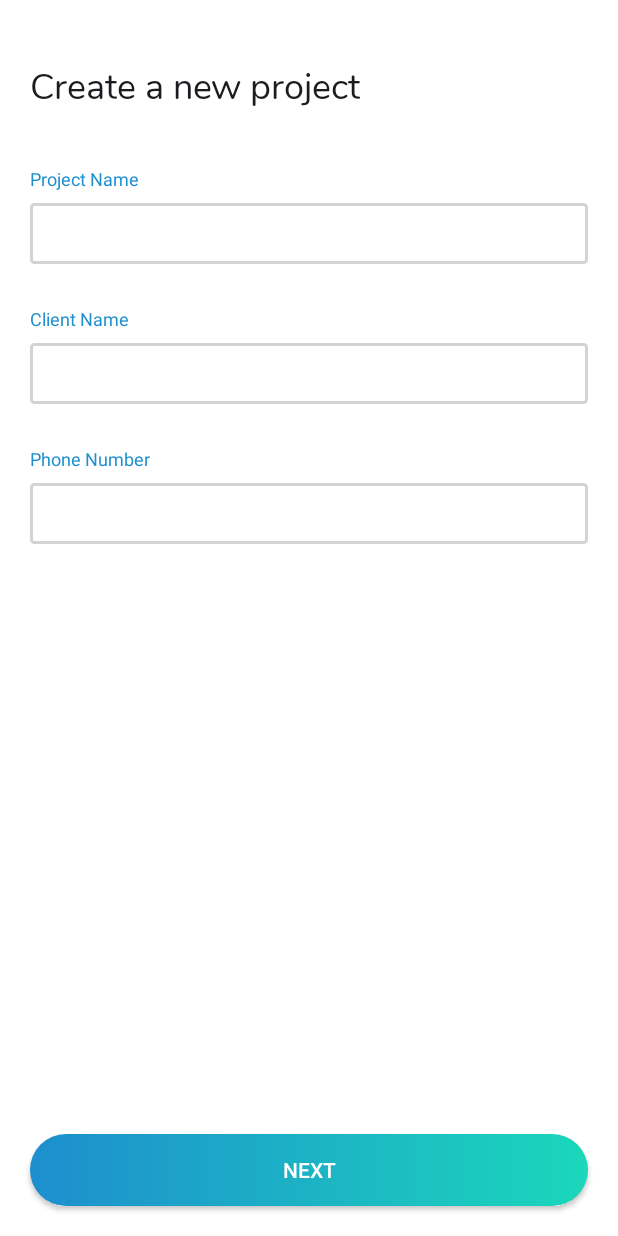
After one commit to skkryptgames/SMAR, an Android app: the fragment EditProjectFragment shown on its own in the app's theme, on a phone screen of 412 x 824 dp. The commit adds this screen. Run offline under Robolectric (Android 15) with nearby library versions, the light colour scheme and no system bars; our stand-ins replace Firebase (no records; nobody signed in at launch, a user with empty details on screens opened directly); 2 statements that could not run were skipped.

Commit message:
smar-with comments and activities

```diff
--- a/app/src/main/java/com/example/smar/ArchievedProjectsTasksAdapter.java
+++ b/app/src/main/java/com/example/smar/ArchievedProjectsTasksAdapter.java
@@ -17,14 +17,14 @@ import com.squareup.picasso.Picasso;
 
 import java.util.ArrayList;
 
-import static com.example.smar.AdminTasksPage.getProjectId;
+
 
 
 public class ArchievedProjectsTasksAdapter extends RecyclerView.Adapter<ArchievedProjectsTasksAdapter.ClientViewHolder> {
 
     private ArrayList<Client> titles;
     Context context;
-    String pId=getProjectId();
+
 
 
 
--- a/app/src/main/java/com/example/smar/ClientAdapterNoClick.java
+++ b/app/src/main/java/com/example/smar/ClientAdapterNoClick.java
@@ -18,7 +18,7 @@ import com.squareup.picasso.Picasso;
 
 import java.util.ArrayList;
 
-import static com.example.smar.AdminTasksPage.getProjectId;
+
 
 public class ClientAdapterNoClick extends RecyclerView.Adapter<ClientAdapterNoClick.ClientViewHolder> {
 
--- a/app/src/main/java/com/example/smar/CreateNewProjectFragment.java
+++ b/app/src/main/java/com/example/smar/CreateNewProjectFragment.java
@@ -94,6 +94,8 @@ public class CreateNewProjectFragment extends Fragment {
                                 Bundle bundle=new Bundle();
                                 bundle.putString("projectTitle",pName.getText().toString());
                                 bundle.putString("projectKey",key);
+                                bundle.putString("status","create");
+                                bundle.putString("userId",uid);
                                 fragment.setArguments(bundle);
                                 fragmentTransaction.replace(R.id.fragment_container,fragment);
                                 fragmentTransaction.addToBackStack("hello");
--- /dev/null
+++ b/app/src/main/java/com/example/smar/EditProjectFragment.java
@@ -0,0 +1,95 @@
+package com.example.smar;
+
+import android.os.Bundle;
+import android.view.LayoutInflater;
+import android.view.View;
+import android.view.ViewGroup;
+import android.widget.Button;
+import android.widget.EditText;
+
+import androidx.annotation.NonNull;
+import androidx.annotation.Nullable;
+import androidx.fragment.app.Fragment;
+import androidx.fragment.app.FragmentTransaction;
+
+import com.google.firebase.database.DataSnapshot;
+import com.google.firebase.database.DatabaseError;
+import com.google.firebase.database.FirebaseDatabase;
+import com.google.firebase.database.ValueEventListener;
+
+import java.util.HashMap;
+
+public class EditProjectFragment extends Fragment {
+    String uid,pid;
+    String projectName,clientName,clientNumber;
+    EditText pName,cName,cNumber;
+    Button button;
+
+
+    @Nullable
+    @Override
+    public View onCreateView(@NonNull LayoutInflater inflater, @Nullable ViewGroup container, @Nullable Bundle savedInstanceState) {
+        View view=inflater.inflate(R.layout.create_new_project_layout,container,false);
+
+        pName=view.findViewById(R.id.smar_edittext_projectname);
+        cName=view.findViewById(R.id.smar_edittext_clientname);
+        cNumber=view.findViewById(R.id.smar_edittext_phonenumber);
+
+        Bundle bundle=getArguments();
+
+        pid=bundle.getString("projectId");
+        uid=bundle.getString("userId");
+
+        FirebaseDatabase.getInstance().getReference("users").child(uid).child("projects").child(pid).addListenerForSingleValueEvent(new ValueEventListener() {
+            @Override
+            public void onDataChange(@NonNull DataSnapshot dataSnapshot) {
+                projectName=dataSnapshot.child("projectName").getValue(String.class);
+                clientName=dataSnapshot.child("clientName").getValue(String.class);
+                clientNumber=dataSnapshot.child("clientNumber").getValue(String.class);
+                pName.setText(projectName);
+                cName.setText(clientName);
+                cNumber.setText(clientNumber);
+            }
+
+            @Override
+            public void onCancelled(@NonNull DatabaseError databaseError) {
+
+            }
+        });
+
+
+        return view;
+    }
+
+    @Override
+    public void onViewCreated(@NonNull View view, @Nullable Bundle savedInstanceState) {
+        super.onViewCreated(view, savedInstanceState);
+
+
+
+        button=view.findViewById(R.id.smar_button_newprojectnext);
+
+        button.setOnClickListener(new View.OnClickListener() {
+            @Override
+            public void onClick(View view) {
+                HashMap<String,Object> a =new HashMap<>();
+                a.put("projectName",pName.getText().toString());
+                a.put("clientName",cName.getText().toString());
+                a.put("clientNumber",cNumber.getText().toString());
+
+                FirebaseDatabase.getInstance().getReference("users").child(uid).child("projects").child(pid).updateChildren(a);
+
+                Fragment fragment=new NewProjectStartDateFragment();
+                Bundle bundle=new Bundle();
+                bundle.putString("projectTitle",pName.getText().toString());
+                bundle.putString("projectKey",pid);
+                bundle.putString("status","update");
+                bundle.putString("userId",uid);
+                fragment.setArguments(bundle);
+                getFragmentManager().beginTransaction().replace(R.id.fragment_container,fragment).addToBackStack(null).commit();
+            }
+        });
+
+
+    }
+}
--- a/app/src/main/java/com/example/smar/PhotoAdapter.java
+++ b/app/src/main/java/com/example/smar/PhotoAdapter.java
@@ -54,6 +54,7 @@ public class PhotoAdapter extends RecyclerView.Adapter<PhotoAdapter.mViewHolder>
                 photoFullScreenDialog.showNow(clientPhotos.getSupportFragmentManager(),"example");
                 Picasso.get().load(addPhotos.downloadUrl).into(photoFullScreenDialog.imageView);
 
+
             }
         });
 
```
Also changed, not shown: app/src/main/java/com/example/smar/AdminTasksPage.java (+17 -3 lines), app/src/main/java/com/example/smar/ClientAdapter.java (+4 -4 lines), app/src/main/java/com/example/smar/NewProjectEndDateFragment.java (+7 -2 lines), app/src/main/java/com/example/smar/NewProjectSelectModulesFragment.java (+26 -2 lines), app/src/main/java/com/example/smar/NewProjectStartDateFragment.java (+41 -2 lines), app/src/main/java/com/example/smar/TaskStatusUpdate.java (+19 -3 lines), app/src/main/res/layout/task_status_update_layout.xml (+21 -6 lines).
